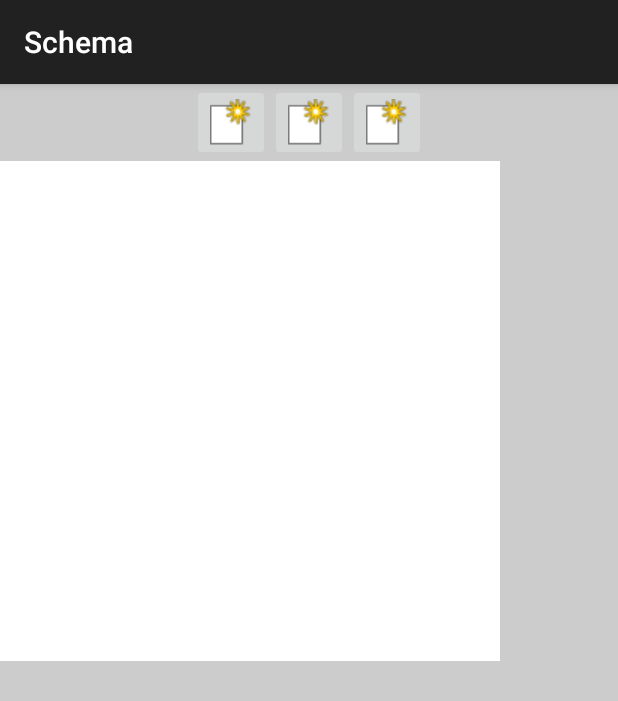
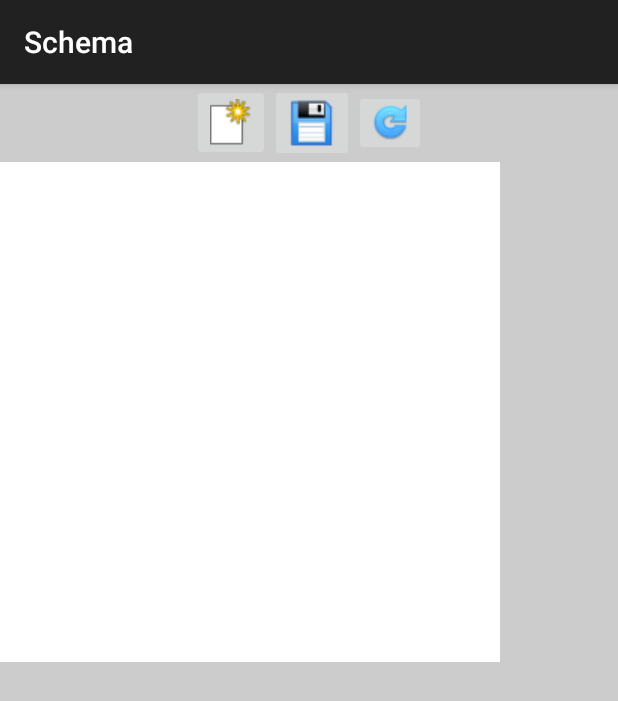
Before and after one commit to coploftbas/XDraw, an Android app: the screen it shows after launch (Main), after a tap on "Paint", on a phone screen of 412 x 824 dp. Shown: the top 701 px of the screen. Run offline under Robolectric (Android 15) with nearby library versions, the phone set to English and light mode, and no system bars; 2 statements that could not run were skipped; 1 other tap on this screen came first.

Commit message:
Intregrated with load and transfer file to server and fixed after reloading xml file that  change rectangles  to correct color
[Doing] Sornrak , Sanin

```diff
--- a/android/app/src/main/java/com/shema/justal/schema/Main.java
+++ b/android/app/src/main/java/com/shema/justal/schema/Main.java
@@ -28,6 +28,7 @@ import org.xmlpull.v1.XmlPullParserFactory;
 import java.io.File;
 import java.io.FileInputStream;
 import java.io.FileOutputStream;
+import java.io.FileWriter;
 import java.io.IOException;
 import java.io.InputStream;
 import java.io.OutputStream;
@@ -35,6 +36,8 @@ import java.net.URL;
 import java.util.ArrayList;
 import java.util.List;
 import java.util.Properties;
+import java.util.Timer;
+import java.util.TimerTask;
 
 import javax.xml.parsers.DocumentBuilder;
 import javax.xml.parsers.DocumentBuilderFactory;
@@ -67,6 +70,13 @@ public class Main extends ActionBarActivity implements Constants {
     private boolean movingMode = false;
     private boolean changeColor = false;
     private File gpxfile;
+    private File root;
+
+    private String fileName = "sdqi.xml";
+    private boolean statusServer = false;
+    private boolean isRead = false;
+    private String userName = "st116389";
+    private String password = "password";
 
     private FrameLayout.LayoutParams params;
     private int left, top, index;
@@ -80,40 +90,34 @@ public class Main extends ActionBarActivity implements Constants {
         setContentView(R.layout.activity_main);
         frame = (FrameLayout) findViewById(R.id.framelayout);
 
-        //Log.d("Create","O");
-
-        new AsyncTask<Integer, Void, Void>() {
-            @Override
-            protected Void doInBackground(Integer... params) {
-                try {
-
-                   // Log.d("Info return", ReadFile("st116389", "password", "bazooka.cs.ait.ac.th", 22));
-
-                } catch (Exception e) {
-                    e.printStackTrace();
-                }
-                return null;
-            }
-        }.execute(1);
-
-        new AsyncTask<Integer, Void, Void>() {
-            @Override
-            protected Void doInBackground(Integer... params) {
-                try {
 
 
-                   // Log.d("Info return", WriteFile("st116389", "password", "bazooka.cs.ait.ac.th", 22));
-                } catch (Exception e) {
-                    e.printStackTrace();
+
+        // Set file object
+
+        File root = new File(getFilesDir().getAbsolutePath(), fileName);
+        if (!root.exists()) {
+            root.mkdirs();
         }
-                return null;
+        gpxfile = new File(root, fileName);
+
+        load(); // Load data from server
+
+        // Set reload every 10 second
+        Timer timer = new Timer();
+        TimerTask loadTask = new TimerTask() {
+            @Override
+            public void run() {
+                load();
             }
-        }.execute(1);
+        };
+        timer.scheduleAtFixedRate(loadTask, 0, 10000);
 
     }
 
 
     Rectangle rectangle;
+
     @Override
     public boolean onTouchEvent(MotionEvent event) {
         // Calculate the fucking size of the bar - There is certainly a way for passing this
@@ -122,8 +126,8 @@ public class Main extends ActionBarActivity implements Constants {
         int correctionTMP = 236; //Changement inComming, why 236 ? (31) for the picture, (contentView) status bar
         mx = event.getX();
         my = event.getY() - contentViewTop - correctionTMP; //TODO There is an error there, the my has to be zero on the left corner. The only way to do this is to minus this value by 236, but why 236 ?
-        Log.d("Tourh Event",String.valueOf(my));
-        Log.d("Tourh Event",String.valueOf(contentViewTop));
+        // Log.d("Tourh Event",String.valueOf(my));
+        // Log.d("Tourh Event",String.valueOf(contentViewTop));
         /*if (!drawingMode && !movingMode) {
             if (!inside(mx, my)) {
                 Toast.makeText(Main.this, "inside", Toast.LENGTH_LONG).show();
@@ -139,10 +143,10 @@ public class Main extends ActionBarActivity implements Constants {
 
         if (inside(mx, my)) {
             // Toast.makeText(Main.this, "inside", Toast.LENGTH_LONG).show();
-            Log.d("Tourh Event","inside");
+            //  Log.d("Tourh Event","inside");
 
             //rectangle = new Rectangle(this);
-            if(changeColor == true){
+            if (changeColor == true) {
                 onTouchEventChangeColor(event);
                 changeColor = false;
             }
@@ -154,7 +158,7 @@ public class Main extends ActionBarActivity implements Constants {
             // Log.d("Touch event", "Moving");
         } else {
             // Toast.makeText(Main.this, "else", Toast.LENGTH_LONG).show();
-            Log.d("Touch Event","else");
+            //    Log.d("Touch Event","else");
 
 //            throw new IllegalArgumentException("Impossible");
         }
@@ -195,7 +199,7 @@ public class Main extends ActionBarActivity implements Constants {
                 left = params.leftMargin;
                 top = params.topMargin;
 
-                Log.d("Change color","Start to change color");
+                // Log.d("Change color","Start to change color");
                 listRectangle.get(index).changeColor(currentColor);
 
                 break;
@@ -276,16 +280,18 @@ public class Main extends ActionBarActivity implements Constants {
     }
 
     public void saveData(View view) throws ParserConfigurationException, TransformerException, SAXException, IOException {
+
         writeXML();
+        transfer();
     }
 
     public void writeXML() throws ParserConfigurationException, IOException, SAXException, TransformerException {
-        Log.d("Change color",getFilesDir().getAbsolutePath());
-        File root = new File(getFilesDir().getAbsolutePath(), "sdqi.xml");
-        if (!root.exists()) {
-            root.mkdirs();
-        }
-        gpxfile = new File(root, "sdqi.xml");
+       // Log.d("Change color",getFilesDir().getAbsolutePath());
+       // File root = new File(getFilesDir().getAbsolutePath(), "sdqi.xml");
+      //  if (!root.exists()) {
+       //     root.mkdirs();
+      //  }
+      //  gpxfile = new File(root, "sdqi.xml");
         FileWriter writer = new FileWriter(gpxfile);
         writer.append("<?xml version=\"1.0\" encoding=\"UTF-8\" ?>\n" +
                 "<project>\n" +
@@ -348,7 +354,8 @@ public class Main extends ActionBarActivity implements Constants {
     }
 
     public void readData(View view) throws ParserConfigurationException, TransformerException, SAXException, IOException, XmlPullParserException {
-        readXML();
+        //readXML();
+        load();
     }
 
     public void readXML() throws XmlPullParserException, IOException {
@@ -366,6 +373,8 @@ public class Main extends ActionBarActivity implements Constants {
         String currentTag = null;
         float posX=0;
         float posY=0;
+        String color="" ;
+
         while (eventType != XmlPullParser.END_DOCUMENT) {
             if (eventType == XmlPullParser.START_TAG) {
                 currentTag = xpp.getName();
@@ -376,9 +385,12 @@ public class Main extends ActionBarActivity implements Constants {
                 if ("y".equals(currentTag)) {
                     posY = (Float.valueOf(xpp.getText())).floatValue();
                 }
+                if ("color".equals(currentTag)) {
+                    color = xpp.getText();
+                }
             } else if (eventType == XmlPullParser.END_TAG) {
                 if ("rectangle".equals(xpp.getName())) {
-                    drawRectangle(posX,posY);
+                    drawRectangleWithColor(posX, posY, color);
                 }
             }
             eventType = xpp.next();
@@ -390,6 +402,14 @@ public class Main extends ActionBarActivity implements Constants {
      */
     private void drawRectangle(float posX,float posY) {
         Rectangle tmp = new Rectangle(this, posX+0, posY+0, posX+SIZE_MAX_X_RECTANGLE, posY+SIZE_MAX_Y_RECTANGLE);
+        listRectangle.add(tmp);
+        frame.addView(tmp, idFrame);
+        idFrame++;
+    }
+
+    private void drawRectangleWithColor(float posX,float posY,String color) {
+        Rectangle tmp = new Rectangle(this, posX+0, posY+0, posX+SIZE_MAX_X_RECTANGLE, posY+SIZE_MAX_Y_RECTANGLE);
+        tmp.setColor(color);
         listRectangle.add(tmp);
         frame.addView(tmp, idFrame);
         idFrame++;
@@ -411,7 +431,7 @@ public class Main extends ActionBarActivity implements Constants {
         return false;
     }
 
-    public void createRectangle(View view)  throws ParserConfigurationException, TransformerException, SAXException, IOException {
+    public void createRectangle(View view) throws ParserConfigurationException, TransformerException, SAXException, IOException {
         //writeXML(0,0); TODO Create a SD Card
         Rectangle tmp = new Rectangle(this, 0, 0, SIZE_MAX_X_RECTANGLE, SIZE_MAX_Y_RECTANGLE);
         listRectangle.add(tmp);
@@ -425,10 +445,28 @@ public class Main extends ActionBarActivity implements Constants {
         getMenuInflater().inflate(R.menu.menu_main, menu);
         return true;
     }
-    public void paintClicked(View view){
-        Log.d("test", view.getTag().toString());
+
+    public void paintClicked(View view) {
+        // Log.d("test", view.getTag().toString());
         currentColor = view.getTag().toString();
         changeColor = true;
+    }
+
+    private void transfer() {
+
+        Log.d("Info", "Transferring file");
+
+        new AsyncTask<Integer, Void, Void>() {
+            @Override
+            protected Void doInBackground(Integer... params) {
+                try {
+                    Log.d("Info return", WriteFile(userName, password, "bazooka.cs.ait.ac.th", 22));
+                } catch (Exception e) {
+                    e.printStackTrace();
+                }
+                return null;
+            }
+        }.execute(1);
     }
 
     public String WriteFile(String username, String password, String hostname, int port)
@@ -450,57 +488,43 @@ public class Main extends ActionBarActivity implements Constants {
         //Log.d("AbsolutePath", getFilesDir().getAbsolutePath());
 
 
-        String path = getFilesDir().getAbsolutePath();
+        if (session.isConnected()) {
 
-        String localPath = path + "/trying.xml";
+           // Log.d("Info", "Start to transfer");
+            // String path = getFilesDir().getAbsolutePath();
 
+            // String localPath = path + "/" + fileName;
 
-        writeFileToServer(session,localPath,"trying_999.xml");
+            // File f = new File(getFilesDir().getAbsolutePath(),fileName);
+
+            if (gpxfile.exists() && !gpxfile.isDirectory()) // Check file isExit
+            {
+               // Log.d("Info", "Path file is ok.");
+                writeFileToServer(session, gpxfile.getAbsolutePath(), fileName);
+
+            } else {
+                writeXML();
+                writeFileToServer(session, gpxfile.getAbsolutePath(), fileName);
+            }
+
+        } else {
+            // When no connection fail
+            return "Cannot connect to server";
+        }
 
         session.disconnect();
 
         return "Finish Writing";
     }
 
-
-    public String ReadFile(String username, String password, String hostname, int port)
-            throws Exception {
-        JSch jsch = new JSch();
-        Session session = jsch.getSession(username, hostname, port);
-        session.setPassword(password);
-
-        // Avoid asking for key confirmation
-        Properties prop = new Properties();
-        prop.put("StrictHostKeyChecking", "no");
-        session.setConfig(prop);
-
-        session.connect();
-
-        // Log.d("Info Path : ", getResources().getString(R.xml.trying));
-
-
-        //Log.d("AbsolutePath", getFilesDir().getAbsolutePath());
-
-
-        String path = getFilesDir().getAbsolutePath();
-
-        String localPath = path + "/trying.xml";
-
-        readFileFromServer(session, localPath,"trying.xml" );
-        session.disconnect();
-
-        return "Finish reading";
-    }
-
-
-    private void writeFileToServer(Session session,String localFile, String remoteFile) {
+    private void writeFileToServer(Session session, String localFile, String remoteFile) {
         FileInputStream fis = null;
         try {
 
             // InputStream ins = getResources().openRawResource(R.xml.trying);
 
             String lfile = localFile; //getResources().getString(R.xml.trying); // localhost file path
-            String rfile = remoteFile ;// remote file path
+            String rfile = remoteFile;// remote file path
 
 
             boolean ptimestamp = false;
@@ -517,6 +541,8 @@ public class Main extends ActionBarActivity implements Constants {
             channel.connect();
 
             if (checkAck(in) != 0) {
+                //  Log.d("Error", "----");
+                // throw new Exception();
                 System.exit(0);
             }
 
@@ -532,6 +558,8 @@ public class Main extends ActionBarActivity implements Constants {
                 out.write(command.getBytes());
                 out.flush();
                 if (checkAck(in) != 0) {
+                    //  Log.d("Error", "----");
+                    // throw new Exception();
                     System.exit(0);
                 }
             }
@@ -548,6 +576,8 @@ public class Main extends ActionBarActivity implements Constants {
             out.write(command.getBytes());
             out.flush();
             if (checkAck(in) != 0) {
+                //Log.d("Error", "----");
+                // throw new Exception();
                 System.exit(0);
             }
 
@@ -569,7 +599,9 @@ public class Main extends ActionBarActivity implements Constants {
             out.write(buf, 0, 1);
             out.flush();
             if (checkAck(in) != 0) {
-                System.exit(0);
+                Log.d("Error", "----");
+                throw new Exception();
+                //System.exit(0);
             }
             out.close();
 
@@ -577,9 +609,9 @@ public class Main extends ActionBarActivity implements Constants {
             channel.disconnect();
 
             //  session.disconnect();
-            Log.d("Info: " ,"Writing file is finished");
+            Log.d("Info: ", "Writing file is finished");
 
-            System.exit(0);
+            //System.exit(0);
         } catch (Exception e) {
             System.out.println(e);
             try {
@@ -589,7 +621,90 @@ public class Main extends ActionBarActivity implements Constants {
         }
     }
 
-    private void readFileFromServer(Session session,String localFile,String remoteFile) {
+
+    private void load() {
+
+
+        new AsyncTask<String, Void, String>() {
+            @Override
+            protected String doInBackground(String... params) {
+                try {
+
+                    Log.d("Info return", ReadFile(userName, password, "bazooka.cs.ait.ac.th", 22));
+
+                } catch (Exception e) {
+                    e.printStackTrace();
+                }
+                return null;
+            }
+
+            @Override
+            protected void onPostExecute(String in) {
+                try {
+                    if (isRead) {
+                        // #replace
+                        readXML();
+
+                    } else {
+                        // #Tranfer
+                        writeXML();
+                        transfer();
+                    }
+                } catch (XmlPullParserException e) {
+                    e.printStackTrace();
+                } catch (IOException e) {
+                    e.printStackTrace();
+                } catch (ParserConfigurationException e) {
+                    e.printStackTrace();
+                } catch (SAXException e) {
+                    e.printStackTrace();
+                } catch (TransformerException e) {
+                    e.printStackTrace();
+                }
+            }
+
+        }.execute("1");
+
+
+    }
+
+    public String ReadFile(String username, String password, String hostname, int port)
+            throws Exception {
+        JSch jsch = new JSch();
+        Session session = jsch.getSession(username, hostname, port);
+        session.setPassword(password);
+
+        // Avoid asking for key confirmation
+        Properties prop = new Properties();
+        prop.put("StrictHostKeyChecking", "no");
+        session.setConfig(prop);
+
+        session.connect();
+
+        if (session.isConnected()) { // Check connection
+
+            // String path = getFilesDir().getAbsolutePath();
+
+            // String localPath = path + "/"+ fileName;
+
+             isRead = readFileFromServer(session, gpxfile.getAbsolutePath(), fileName);
+
+            session.disconnect();
+
+            return "Finish reading";
+
+        } else {
+            // When connection fail
+            return "Cannot connect to server";
+        }
+
+        // Log.d("Info Path : ", getResources().getString(R.xml.trying));
+
+
+        //Log.d("AbsolutePath", getFilesDir().getAbsolutePath());
+    }
+
+    private boolean readFileFromServer(Session session, String localFile, String remoteFile) {
 
         FileOutputStream fos = null;
         try {
@@ -628,6 +743,7 @@ public class Main extends ActionBarActivity implements Constants {
                 while (true) {
                     if (in.read(buf, 0, 1) < 0) {
                         // error
+                        // throw new Exception();
                         break;
                     }
                     if (buf[0] == ' ') break;
@@ -645,23 +761,17 @@ public class Main extends ActionBarActivity implements Constants {
 
                 Log.d("Info read file from server", "filesize=" + filesize + ", file=" + file);
 
+               // Log.d("Info", file);
+               // Log.d("Info", fileName);
+
+                if (fileName.equals(file.toString())) { // Check file name
+
                     // send '\0'
                     buf[0] = 0;
                     out.write(buf, 0, 1);
                     out.flush();
 
-
-
-                // String path = getFilesDir().getAbsolutePath();
-
-                // String localPath = path + "/POP.xml";
-
-                // Log.d("PATH 1:" ,localPath) ;
-                // Log.d("PATH:" ,path + "/POP.xml") ;
-
-                fos =  new FileOutputStream (new File(lfile));
-
-                //fos = openFileOutput("Test.xml", MODE_PRIVATE);
+                    fos = new FileOutputStream(new File(lfile));
 
                     int foo;
                     while (true) {
@@ -680,6 +790,8 @@ public class Main extends ActionBarActivity implements Constants {
                     fos = null;
 
                     if (checkAck(in) != 0) {
+                        //Log.d("Error", "File name is wrong or no file on server");
+                        //throw new Exception();
                         System.exit(0);
                     }
 
@@ -687,6 +799,12 @@ public class Main extends ActionBarActivity implements Constants {
                     buf[0] = 0;
                     out.write(buf, 0, 1);
                     out.flush();
+
+                } else {
+
+                    Log.d("Error", "File name is wrong or no file on server");
+                    return false;
+                }
             }
 
             out.close();
@@ -694,16 +812,20 @@ public class Main extends ActionBarActivity implements Constants {
             fos.close();
             //  session.disconnect();
 
-            System.exit(0);
+            // System.exit(0);
+
         } catch (Exception e) {
             System.out.println(e);
             try {
-                if (fos != null) fos.close();
+                if (fos != null)
+                    fos.close();
+                // return false;
             } catch (Exception ee) {
             }
         }
+
+        return true;
     }
-
 
     static int checkAck(InputStream in) throws IOException {
         int b = in.read();
--- a/android/app/src/main/java/com/shema/justal/schema/Rectangle.java
+++ b/android/app/src/main/java/com/shema/justal/schema/Rectangle.java
@@ -50,9 +50,13 @@ public class Rectangle extends View {
         return color;
     }
 
+    public void setColor(String color) {
+        this.color = color;
+    }
+
     @Override
     public void onDraw(Canvas canvas) {
-        Log.d("Canvas", "!!!!");
+        //Log.d("Canvas", "!!!!");
         mPaintFinal = new Paint(Paint.DITHER_FLAG);
       //  mPaintFinal.setColor(getContext().getResources().getColor(android.R.color.holo_orange_dark));
 
--- a/android/app/src/main/res/layout/activity_main.xml
+++ b/android/app/src/main/res/layout/activity_main.xml
@@ -36,7 +36,7 @@
                 android:contentDescription="@string/start_new"
                 android:layout_gravity="center"
                 android:onClick="saveData"
-                android:src="@drawable/new_pic" />
+                android:src="@drawable/save" />
 
             <ImageButton
                 android:id="@+id/new_btn3"
@@ -45,7 +45,7 @@
                 android:contentDescription="@string/start_new"
                 android:layout_gravity="center"
                 android:onClick="readData"
-                android:src="@drawable/new_pic" />
+                android:src="@drawable/load" />
     </LinearLayout>
         <!--        <Button
                     android:layout_height="@dimen/button_create_rectangle"
```
Also changed, not shown: android/app/src/main/res/drawable/load.png (added), android/app/src/main/res/drawable/save.png (added). Lines whose indentation alone changed are shown as unchanged.
